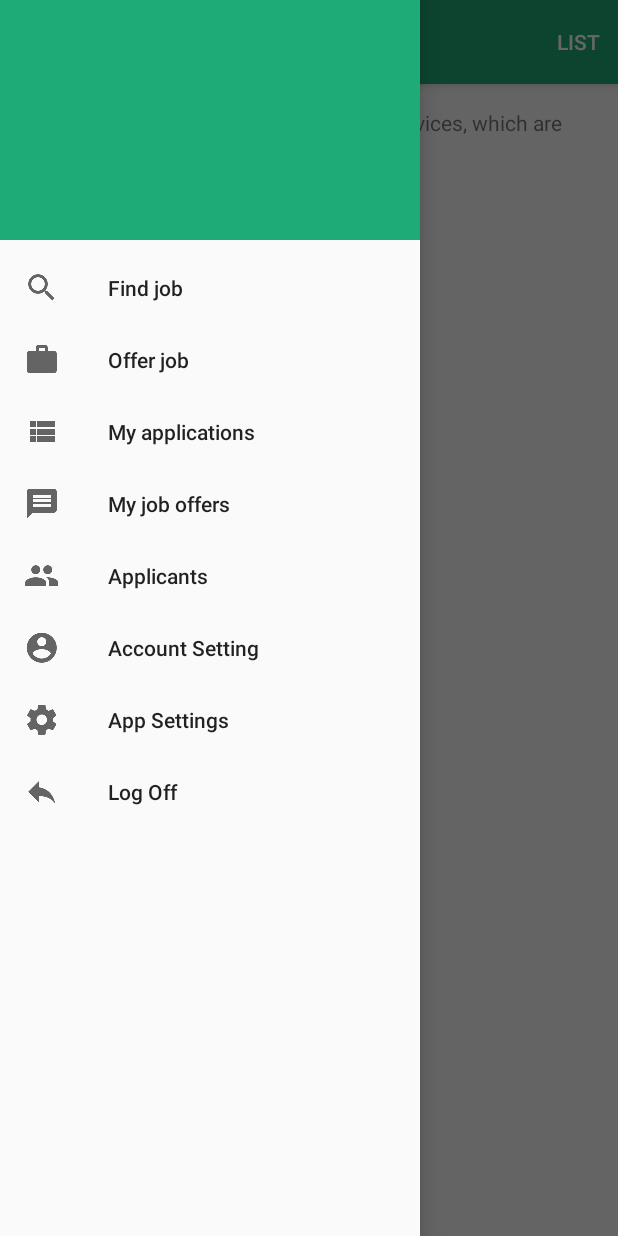
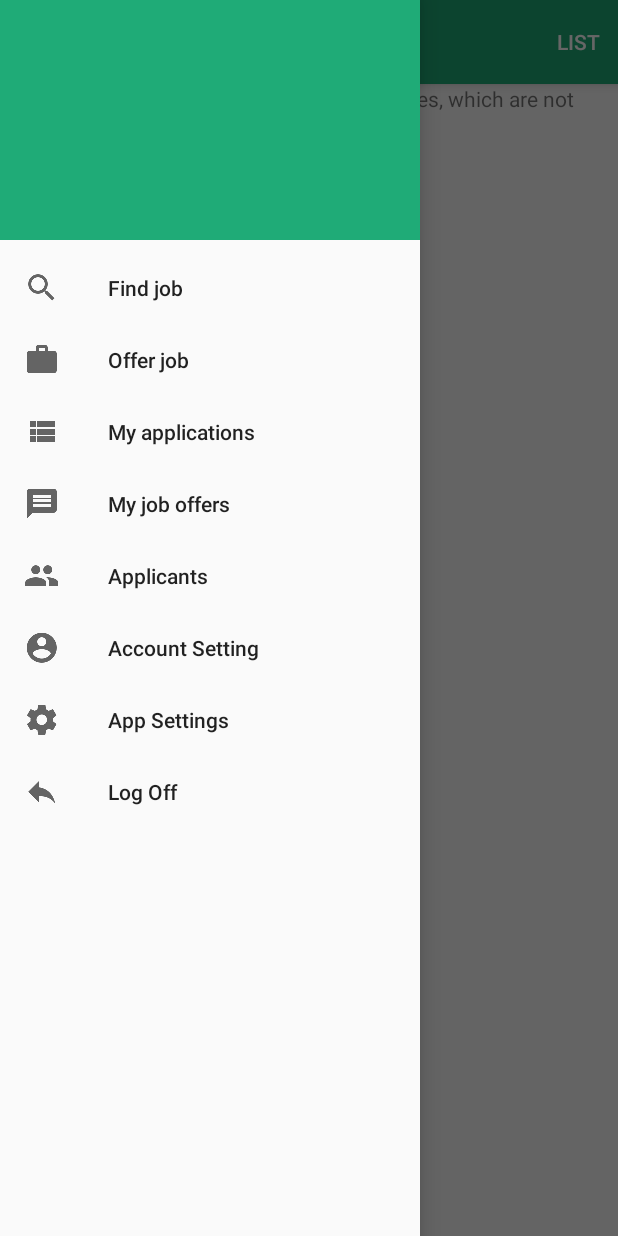
Before and after one commit to KaroCodes/Jobbies, an Android app: the MapsActivity screen opened directly, with no data from a screen before it, with the side drawer open, on a phone screen of 412 x 824 dp. Run offline under Robolectric (Android 15) with nearby library versions, the phone set to English and light mode, and no system bars; our stand-ins replace Firebase (no records; nobody signed in at launch, a user with empty details on screens opened directly); 10 statements that could not run were skipped.

Commit message:
Esthetic changes

```diff
--- a/Jobbies/app/src/main/res/layout/content_map.xml
+++ b/Jobbies/app/src/main/res/layout/content_map.xml
@@ -4,10 +4,6 @@ xmlns:app="http://schemas.android.com/apk/res-auto"
 xmlns:tools="http://schemas.android.com/tools"
 android:layout_width="match_parent"
 android:layout_height="match_parent"
-android:paddingBottom="@dimen/activity_vertical_margin"
-android:paddingLeft="@dimen/activity_horizontal_margin"
-android:paddingRight="@dimen/activity_horizontal_margin"
-android:paddingTop="@dimen/activity_vertical_margin"
 app:layout_behavior="@string/appbar_scrolling_view_behavior"
 tools:context="com.androidcamp.jobbies.MapsActivity"
 tools:showIn="@layout/app_bar_map">
--- a/Jobbies/app/src/main/res/menu/navigation_menu_items.xml
+++ b/Jobbies/app/src/main/res/menu/navigation_menu_items.xml
@@ -1,7 +1,7 @@
 <?xml version="1.0" encoding="utf-8"?>
 <menu xmlns:android="http://schemas.android.com/apk/res/android">
 
-    <group android:checkableBehavior="single">
+    <group android:checkableBehavior="none">
         <item
             android:id="@+id/find"
             android:icon="@drawable/ic_search_black_24dp"
```
Also changed, not shown: Jobbies/app/src/main/java/com/androidcamp/jobbies/MainActivity.java (+5 -10 lines).
